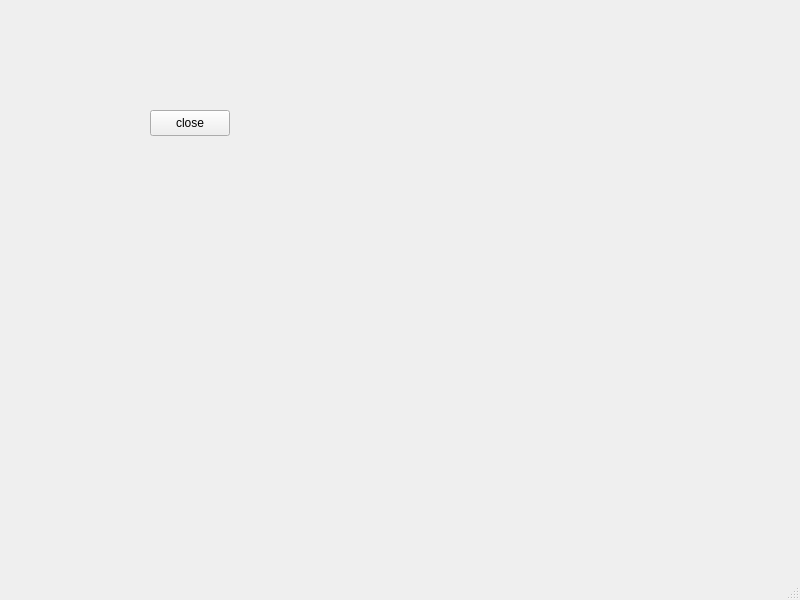
First picture: the form in ccf/TestUI.ui, repository mrxiuer/pythonProject, before the edit.
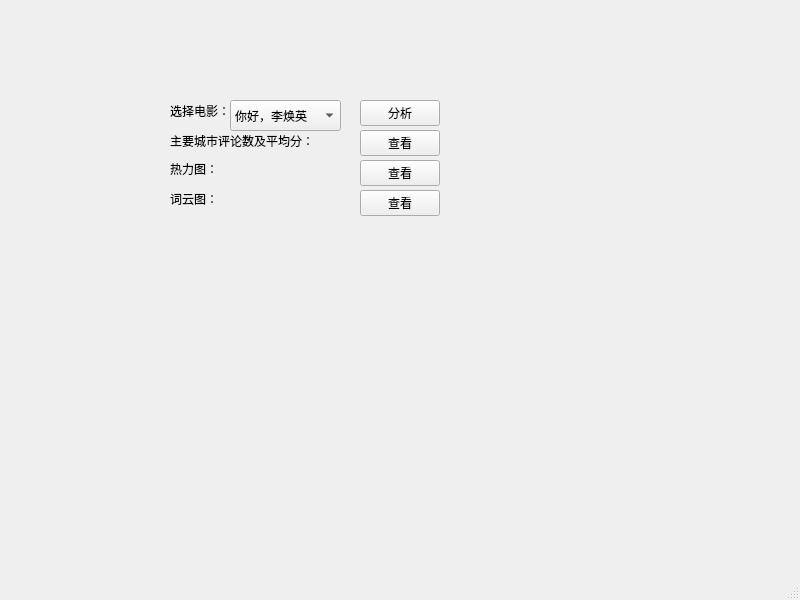
Second picture: the form after the edit.

What changed in the file:
```diff
--- a/ccf/TestUI.ui
+++ b/ccf/TestUI.ui
@@ -14,17 +14,138 @@
    <string>MainWindow</string>
   </property>
   <widget class="QWidget" name="centralwidget">
+   <widget class="QLabel" name="label">
+    <property name="geometry">
+     <rect>
+      <x>170</x>
+      <y>100</y>
+      <width>81</width>
+      <height>21</height>
+     </rect>
+    </property>
+    <property name="text">
+     <string>选择电影：</string>
+    </property>
+   </widget>
+   <widget class="QLabel" name="label_2">
+    <property name="geometry">
+     <rect>
+      <x>170</x>
+      <y>130</y>
+      <width>151</width>
+      <height>21</height>
+     </rect>
+    </property>
+    <property name="text">
+     <string>主要城市评论数及平均分：</string>
+    </property>
+   </widget>
+   <widget class="QLabel" name="label_3">
+    <property name="geometry">
+     <rect>
+      <x>170</x>
+      <y>160</y>
+      <width>55</width>
+      <height>18</height>
+     </rect>
+    </property>
+    <property name="text">
+     <string>热力图：</string>
+    </property>
+   </widget>
+   <widget class="QLabel" name="label_4">
+    <property name="geometry">
+     <rect>
+      <x>170</x>
+      <y>190</y>
+      <width>55</width>
+      <height>18</height>
+     </rect>
+    </property>
+    <property name="text">
+     <string>词云图：</string>
+    </property>
+   </widget>
+   <widget class="QComboBox" name="comboBox">
+    <property name="geometry">
+     <rect>
+      <x>230</x>
+      <y>100</y>
+      <width>111</width>
+      <height>31</height>
+     </rect>
+    </property>
+    <item>
+     <property name="text">
+      <string>你好，李焕英</string>
+     </property>
+    </item>
+    <item>
+     <property name="text">
+      <string>asasa</string>
+     </property>
+    </item>
+    <item>
+     <property name="text">
+      <string>TEst1</string>
+     </property>
+    </item>
+    <item>
+     <property name="text">
+      <string>新建项目</string>
+     </property>
+    </item>
+   </widget>
    <widget class="QPushButton" name="pushButton">
     <property name="geometry">
      <rect>
-      <x>150</x>
-      <y>110</y>
+      <x>360</x>
+      <y>100</y>
       <width>80</width>
       <height>26</height>
      </rect>
     </property>
     <property name="text">
-     <string>close</string>
+     <string>分析</string>
+    </property>
+   </widget>
+   <widget class="QPushButton" name="pushButton_2">
+    <property name="geometry">
+     <rect>
+      <x>360</x>
+      <y>130</y>
+      <width>80</width>
+      <height>26</height>
+     </rect>
+    </property>
+    <property name="text">
+     <string>查看</string>
+    </property>
+   </widget>
+   <widget class="QPushButton" name="pushButton_3">
+    <property name="geometry">
+     <rect>
+      <x>360</x>
+      <y>160</y>
+      <width>80</width>
+      <height>26</height>
+     </rect>
+    </property>
+    <property name="text">
+     <string>查看</string>
+    </property>
+   </widget>
+   <widget class="QPushButton" name="pushButton_4">
+    <property name="geometry">
+     <rect>
+      <x>360</x>
+      <y>190</y>
+      <width>80</width>
+      <height>26</height>
+     </rect>
+    </property>
+    <property name="text">
+     <string>查看</string>
     </property>
    </widget>
   </widget>
```
Left out of the diff: 19 changed lines with no effect on the pictures.
